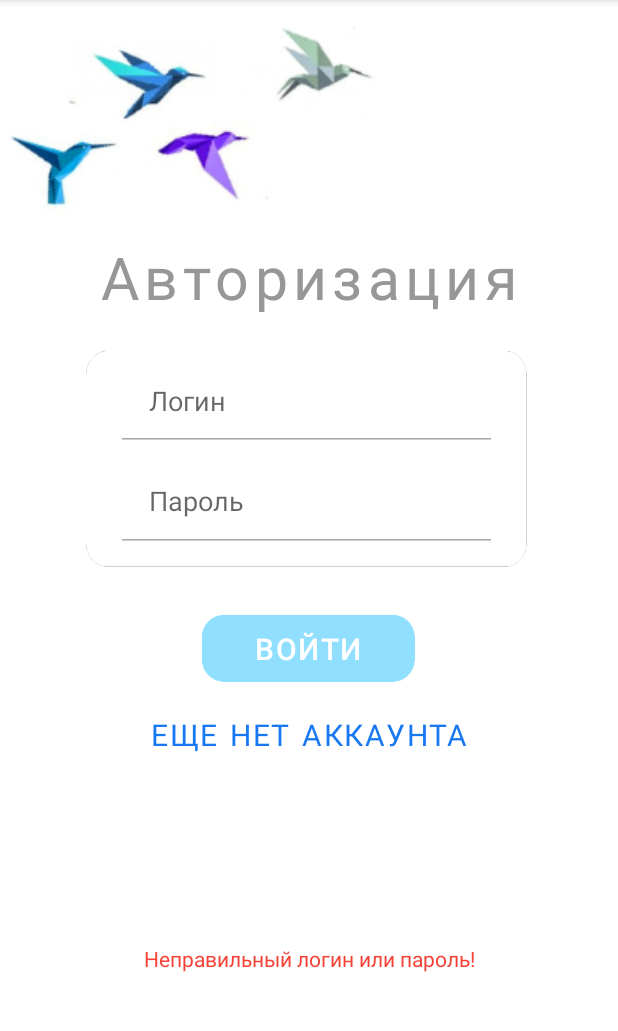
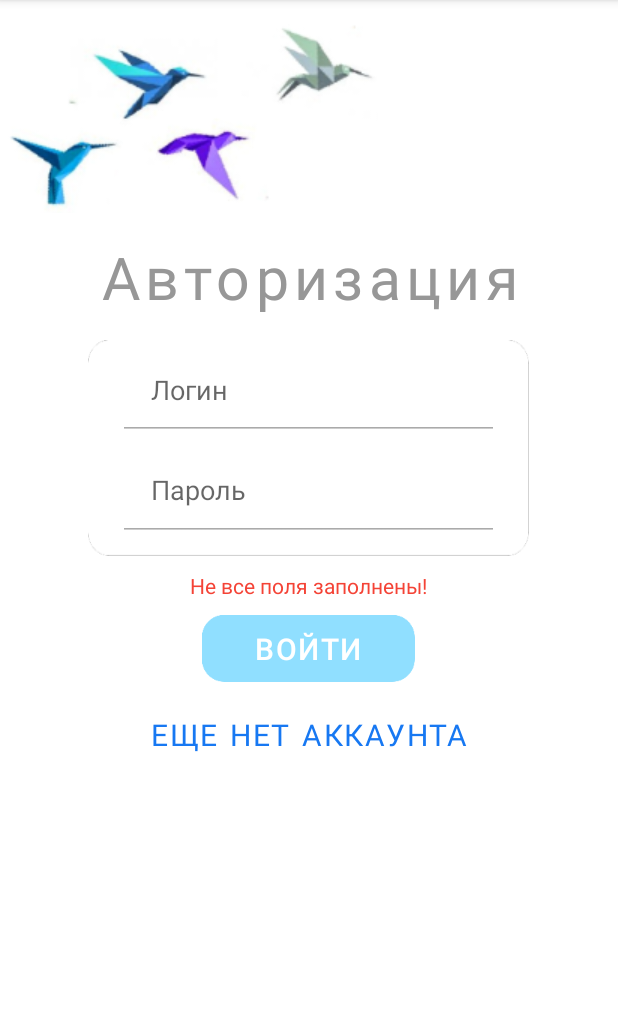
Before and after one commit to thetruemox/BookCrossing, an Android app: the screen it shows after launch (LoginActivity), after a tap on "ВОЙТИ", on a phone screen of 412 x 824 dp, the part 84-1115 px from its top. Run offline under Robolectric (Android 15) with nearby library versions, the phone set to English and light mode, and no system bars; 1 other tap on this screen came first.

Commit message:
Скролл бары и проверки на логины, пароли etc

```diff
--- a/app/src/main/java/com/example/bookcrossing/LoginActivity.java
+++ b/app/src/main/java/com/example/bookcrossing/LoginActivity.java
@@ -12,7 +12,7 @@ public class LoginActivity extends AppCompatActivity
 {
     String login = "admin", email, name, password = "admin";
     EditText obj_aut_login, obj_aut_password;
-    TextView obj_input_error;
+    TextView aut_error;
 
     @Override
     protected void onCreate(Bundle savedInstanceState)
@@ -21,12 +21,18 @@ public class LoginActivity extends AppCompatActivity
         setContentView(R.layout.enter_screen);
     }
 
+    private void show_error(TextView obj, String error_text)
+    {
+        obj.setText(error_text);
+        obj.setVisibility(View.VISIBLE);
+    }
+
     public void EnterButton(View view)
     {
         setContentView(R.layout.authorization_screen);
 
-        obj_input_error = (TextView)findViewById(R.id.invalid_input);
-        obj_input_error.setVisibility(View.INVISIBLE);
+        aut_error = (TextView)findViewById(R.id.invalid_input);
+        aut_error.setVisibility(View.INVISIBLE);
 
         obj_aut_login = (EditText)findViewById(R.id.editTextTextEmailAddress);
         obj_aut_password = (EditText)findViewById(R.id.editTextTextPassword);
@@ -34,29 +40,41 @@ public class LoginActivity extends AppCompatActivity
 
     public void enterMain(View view)
     {
-        if (obj_aut_login.getText().toString().equals(login) && obj_aut_password.getText().toString().equals(password))
+        if (obj_aut_login.getText().toString().isEmpty() || obj_aut_password.getText().toString().isEmpty())
+        {
+            show_error(aut_error, "Не все поля заполнены!");
+            return;
+        }
+
+        if (obj_aut_login.getText().toString().equals(this.login) && obj_aut_password.getText().toString().equals(this.password))
         {
             android.content.Intent intent = new android.content.Intent(LoginActivity.this, MainActivity.class);
             startActivity(intent);
+            return;
         }
         else
         {
-            Log.d("STATE", obj_aut_login.getText().toString());
-            Log.d("STATE", obj_aut_password.getText().toString());
+            Log.d("STATE", "obj login = " + obj_aut_login.getText().toString());
+            Log.d("STATE", "obj pass = " + obj_aut_password.getText().toString());
 
-            obj_input_error.setVisibility(View.VISIBLE);
+            Log.d("STATE", "var login = " + this.login);
+            Log.d("STATE", "var pass = " + this.password);
+
+            show_error(aut_error, "Неправильный логин или пароль!");
+
+            return;
         }
     }
 
     EditText obj_reg_login, obj_reg_name, obj_reg_email, obj_reg_password, obj_reg_repeat_password;
-    TextView error_passwords_not_equal;
+    TextView reg_error;
 
     public void newAccount(View view)
     {
         setContentView(R.layout.registration_screen);
 
-        error_passwords_not_equal = (TextView)findViewById(R.id.textView3);
-        error_passwords_not_equal.setVisibility(View.INVISIBLE);
+        reg_error = (TextView)findViewById(R.id.textView3);
+        reg_error.setVisibility(View.INVISIBLE);
 
         obj_reg_login = (EditText)findViewById(R.id.editTextTextEmailAddress2);
         obj_reg_name = (EditText)findViewById(R.id.editTextTextPersonName4);
@@ -67,6 +85,12 @@ public class LoginActivity extends AppCompatActivity
 
     public void createAccount(View view)
     {
+        if (obj_reg_password.getText().toString().isEmpty() || obj_reg_email.getText().toString().isEmpty() || obj_reg_name.getText().toString().isEmpty() || obj_reg_login.getText().toString().isEmpty())
+        {
+            show_error(reg_error, "Все поля должны быть заполнены!");
+            return;
+        }
+
         if (obj_reg_password.getText().toString().equals(obj_reg_repeat_password.getText().toString()))
         {
             login = obj_reg_login.getText().toString();
@@ -74,18 +98,20 @@ public class LoginActivity extends AppCompatActivity
             name = obj_reg_name.getText().toString();
             email = obj_reg_email.getText().toString();
 
-            Log.d("STATE", login);
-            Log.d("STATE", password);
-            Log.d("STATE", name);
-            Log.d("STATE", email);
+            setContentView(R.layout.authorization_screen);
 
-            setContentView(R.layout.authorization_screen);
-            obj_input_error.setVisibility(View.INVISIBLE);
+            obj_aut_login = (EditText)findViewById(R.id.editTextTextEmailAddress);
+            obj_aut_password = (EditText)findViewById(R.id.editTextTextPassword);
+
+            aut_error = (TextView)findViewById(R.id.invalid_input);
+            aut_error.setVisibility(View.INVISIBLE);
+
+            return;
         }
         else
         {
-
-            error_passwords_not_equal.setVisibility(View.VISIBLE);
+            show_error(reg_error, "Пароли не совпадают!" );
+            return;
         }
 
 
@@ -93,7 +119,15 @@ public class LoginActivity extends AppCompatActivity
 
 
 
-    public void getBack(View view) { setContentView(R.layout.authorization_screen); }
+    public void getBack(View view)
+    {
+        setContentView(R.layout.authorization_screen);
+        obj_aut_login = (EditText)findViewById(R.id.editTextTextEmailAddress);
+        obj_aut_password = (EditText)findViewById(R.id.editTextTextPassword);
+
+        aut_error = (TextView)findViewById(R.id.invalid_input);
+        aut_error.setVisibility(View.INVISIBLE);
+    }
 
 
 
--- a/app/src/main/res/layout/authorization_screen.xml
+++ b/app/src/main/res/layout/authorization_screen.xml
@@ -7,22 +7,50 @@
     android:background="@android:color/white"
     android:layout_height="match_parent">
 
+    <ScrollView
+        android:layout_width="match_parent"
+        android:layout_height="match_parent"
+        app:layout_constraintBottom_toBottomOf="parent"
+        app:layout_constraintEnd_toEndOf="parent"
+        app:layout_constraintStart_toStartOf="parent"
+        app:layout_constraintTop_toTopOf="parent">
+
+        <LinearLayout
+            android:layout_width="match_parent"
+            android:layout_height="wrap_content"
+            android:gravity="center_horizontal"
+            android:orientation="vertical">
+
+            <ImageView
+                android:id="@+id/imageView"
+                android:layout_width="252dp"
+                android:layout_height="126dp"
+                android:layout_marginTop="16dp"
+                android:layout_marginRight="80dp"
+                app:srcCompat="@drawable/birds" />
+
+            <TextView
+                android:id="@+id/textView"
+                android:layout_width="wrap_content"
+                android:layout_height="wrap_content"
+                android:layout_marginTop="16dp"
+                android:gravity="center_horizontal"
+                android:letterSpacing="0.09"
+                android:lineSpacingExtra="18sp"
+                android:text="Авторизация"
+                android:textColor="#979797"
+                android:textSize="39.5sp" />
+
             <LinearLayout
                 android:id="@+id/linearLayout"
                 android:layout_width="294dp"
                 android:layout_height="144dp"
-        android:layout_marginStart="13dp"
-        android:layout_marginTop="92dp"
-        android:layout_marginEnd="13dp"
+                android:layout_marginTop="16dp"
                 android:background="@drawable/square"
                 android:orientation="vertical"
                 android:paddingLeft="20dp"
                 android:paddingRight="20dp"
-        android:paddingBottom="10dp"
-        app:layout_constraintEnd_toEndOf="parent"
-        app:layout_constraintHorizontal_bias="0.484"
-        app:layout_constraintStart_toStartOf="parent"
-        app:layout_constraintTop_toBottomOf="@+id/imageView">
+                android:paddingBottom="10dp">
 
                 <EditText
                     android:id="@+id/editTextTextEmailAddress"
@@ -46,41 +74,22 @@
             </LinearLayout>
 
             <TextView
-        android:id="@+id/textView"
+                android:id="@+id/invalid_input"
                 android:layout_width="wrap_content"
                 android:layout_height="wrap_content"
-        android:layout_marginTop="16dp"
-        android:gravity="center_horizontal"
-        android:letterSpacing="0.09"
-        android:lineSpacingExtra="18sp"
-        android:text="Авторизация"
-        android:textColor="#979797"
-        android:textSize="39.5sp"
-        app:layout_constraintEnd_toEndOf="parent"
-        app:layout_constraintHorizontal_bias="0.495"
-        app:layout_constraintStart_toStartOf="parent"
-        app:layout_constraintTop_toBottomOf="@+id/imageView" />
-
-    <ImageView
-        android:id="@+id/imageView"
-        android:layout_width="252dp"
-        android:layout_height="126dp"
-        android:layout_marginTop="16dp"
-        app:layout_constraintStart_toStartOf="parent"
-        app:layout_constraintTop_toTopOf="parent"
-        app:srcCompat="@drawable/birds" />
+                android:layout_marginTop="10dp"
+                android:text="Неправильный логин или пароль!"
+                android:textColor="#F44336"
+                tools:visibility="invisible" />
 
             <LinearLayout
                 android:id="@+id/linearLayout2"
                 android:layout_width="266.5dp"
                 android:layout_height="100dp"
-        android:layout_marginTop="32dp"
+                android:layout_marginTop="10dp"
                 android:background="@null"
                 android:gravity="center"
-        android:orientation="vertical"
-        app:layout_constraintEnd_toEndOf="parent"
-        app:layout_constraintStart_toStartOf="parent"
-        app:layout_constraintTop_toBottomOf="@+id/linearLayout">
+                android:orientation="vertical">
 
                 <Button
                     android:id="@+id/button2"
@@ -112,17 +121,8 @@
                     android:orientation="vertical"></LinearLayout>
             </LinearLayout>
 
-    <TextView
-        android:id="@+id/invalid_input"
-        android:layout_width="wrap_content"
-        android:layout_height="wrap_content"
-        android:text="Неправильный логин или пароль!"
-        android:textColor="#F44336"
-        app:layout_constraintBottom_toBottomOf="parent"
-        app:layout_constraintEnd_toEndOf="parent"
-        app:layout_constraintStart_toStartOf="parent"
-        app:layout_constraintTop_toBottomOf="@+id/linearLayout2"
-        tools:visibility="invisible" />
+        </LinearLayout>
+    </ScrollView>
 
 
 </androidx.constraintlayout.widget.ConstraintLayout>
```
Also changed, not shown: app/src/main/res/layout/registration_screen.xml (+45 -47 lines). Lines whose indentation alone changed are shown as unchanged.
